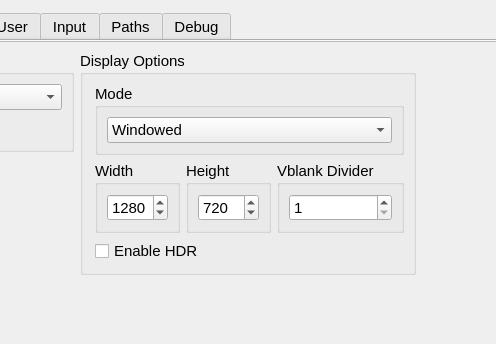
This is src/qt_gui/settings_dialog.ui in shadps4-emu/shadPS4 as Qt 5 draws it before an edit; both pictures show x 240 to 736 and y 0 to 344 of the 970 by 750 pixel window. The edited form follows.
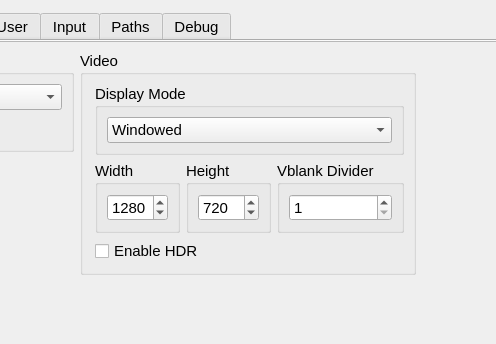
This is the edited form. The open tabs and pages were chosen to show the change. Icons and pictures are not drawn.

Commit message: rename graphics box and mode

The edit to the form file:
```diff
--- a/src/qt_gui/settings_dialog.ui
+++ b/src/qt_gui/settings_dialog.ui
@@ -966,7 +966,7 @@
             <item>
             <widget class="QGroupBox" name="displayOptionsGroupBox">
               <property name="title">
-               <string>Display Options</string>
+               <string>Video</string>
               </property>
                <layout class="QVBoxLayout" name="layoutResolution">
                <property name="spacing">
@@ -978,7 +978,7 @@
                  <item>
                   <widget class="QGroupBox" name="displayModeGroupBox">
                    <property name="title">
-                    <string>Mode</string>
+                    <string>Display Mode</string>
                    </property>
                    <layout class="QVBoxLayout" name="displayModeLayout">
                     <item>
```
